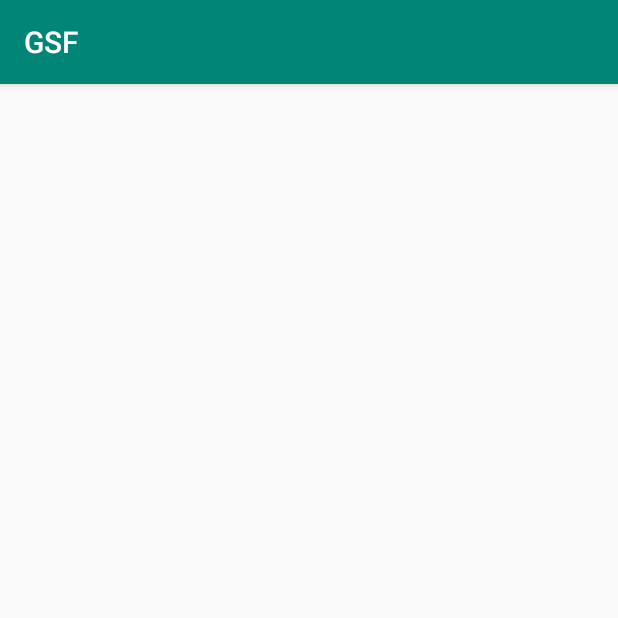
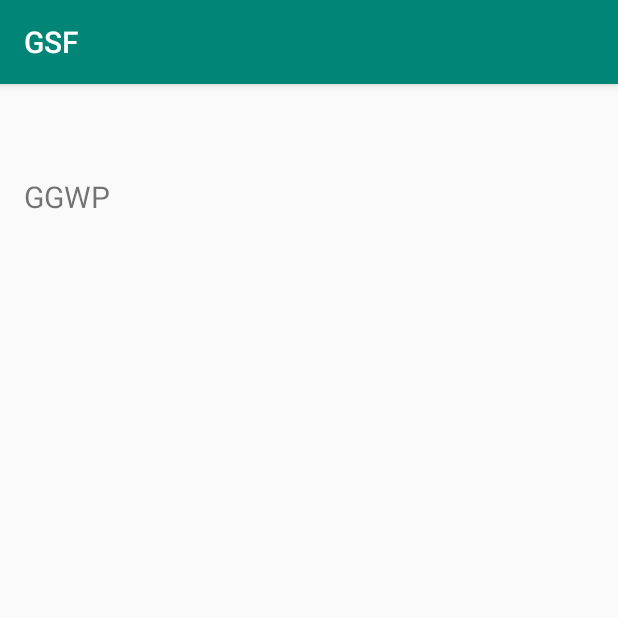
Before and after one commit to gautamhans1/ModernKotlinReferenceApp, an Android app: the screen it shows after launch (MainActivity), on a phone screen of 412 x 824 dp, the top half of it. Run offline under Robolectric (Android 15) with nearby library versions, the phone set to English and light mode, and no system bars; our stand-ins replace data binding.

```diff
--- a/app/build.gradle
+++ b/app/build.gradle
@@ -4,7 +4,10 @@ apply plugin: 'kotlin-android'
 
 apply plugin: 'kotlin-android-extensions'
 
+apply plugin: 'kotlin-kapt'
+
 android {
+    dataBinding.enabled = true
     compileSdkVersion 28
     defaultConfig {
         applicationId "com.example.gautam.googlesamplesfetcher"
@@ -59,4 +62,7 @@ dependencies {
     testImplementation 'junit:junit:4.12'
     androidTestImplementation 'com.android.support.test:runner:1.0.2'
     androidTestImplementation 'com.android.support.test.espresso:espresso-core:3.0.2'
+
+    // additional libraries
+
 }
--- a/app/src/main/java/com/example/gautam/googlesamplesfetcher/MainActivity.kt
+++ b/app/src/main/java/com/example/gautam/googlesamplesfetcher/MainActivity.kt
@@ -1,12 +1,29 @@
 package com.example.gautam.googlesamplesfetcher
 
+import android.databinding.DataBindingUtil
+import android.os.Bundle
+import android.os.Handler
 import android.support.v7.app.AppCompatActivity
-import android.os.Bundle
+import com.example.gautam.googlesamplesfetcher.databinding.ActivityMainBinding
 
 class MainActivity : AppCompatActivity() {
+
+    lateinit var binding: ActivityMainBinding
+    var repository = Repository(
+        "Git Repo", "Gautam Hans",
+        1000, true
+    )
 
     override fun onCreate(savedInstanceState: Bundle?) {
         super.onCreate(savedInstanceState)
         setContentView(R.layout.activity_main)
+
+        binding = DataBindingUtil.setContentView(this, R.layout.activity_main)
+        binding.repository = repository
+        binding.executePendingBindings()
+
+        Handler().postDelayed({repository.repositoryName="GGWP"
+        }, 2000)
+
     }
 }
--- /dev/null
+++ b/app/src/main/java/com/example/gautam/googlesamplesfetcher/Repository.kt
@@ -0,0 +1,17 @@
+package com.example.gautam.googlesamplesfetcher
+
+import android.databinding.BaseObservable
+import android.databinding.Bindable
+
+class Repository(
+    repositoryName: String, var repositoryOwner: String?,
+    var numberOfStars: Int?, var hasIssues: Boolean = false
+) : BaseObservable() {
+
+    @get: Bindable
+    var repositoryName = repositoryName
+        set (value) {
+            field = value
+            notifyPropertyChanged(BR.repositoryName)
+        }
+}
--- a/app/src/main/res/layout/activity_main.xml
+++ b/app/src/main/res/layout/activity_main.xml
@@ -1,7 +1,15 @@
 <?xml version="1.0" encoding="utf-8"?>
-<android.support.constraint.ConstraintLayout xmlns:android="http://schemas.android.com/apk/res/android"
+<layout xmlns:android="http://schemas.android.com/apk/res/android"
     xmlns:app="http://schemas.android.com/apk/res-auto"
-    xmlns:tools="http://schemas.android.com/tools"
+    xmlns:tools="http://schemas.android.com/tools">
+
+    <data>
+        <variable
+            name="repository"
+            type="com.example.gautam.googlesamplesfetcher.Repository" />
+    </data>
+
+    <android.support.constraint.ConstraintLayout
         android:layout_width="match_parent"
         android:layout_height="match_parent"
         tools:context=".MainActivity">
@@ -13,6 +21,7 @@
             android:layout_marginStart="16dp"
             android:layout_marginEnd="16dp"
             android:textSize="20sp"
+            android:text="@{repository.repositoryName}"
             app:layout_constraintBottom_toBottomOf="parent"
             app:layout_constraintHorizontal_bias="0.0"
             app:layout_constraintLeft_toLeftOf="parent"
@@ -28,7 +37,6 @@
             android:layout_marginStart="16dp"
             android:layout_marginTop="8dp"
             android:layout_marginEnd="16dp"
-        android:text="@string/has_issues"
             android:textStyle="bold"
             app:layout_constraintBottom_toBottomOf="@id/repository_name"
             app:layout_constraintEnd_toEndOf="parent"
@@ -40,7 +48,7 @@
 
         <TextView
             android:id="@+id/repository_owner"
-        android:layout_width="wrap_content"
+            android:layout_width="0dp"
             android:layout_height="wrap_content"
             android:layout_marginStart="16dp"
             android:layout_marginTop="8dp"
@@ -70,3 +78,4 @@
             tools:text="0 stars" />
 
     </android.support.constraint.ConstraintLayout>
+</layout>
```
Lines whose indentation alone changed are shown as unchanged.
